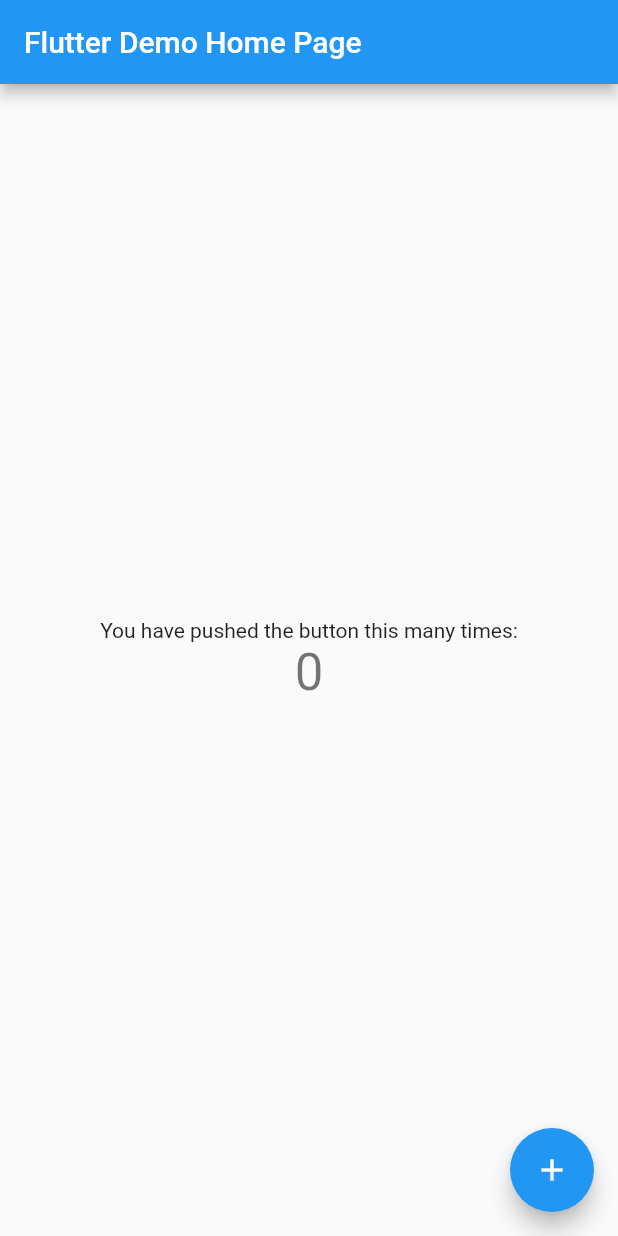
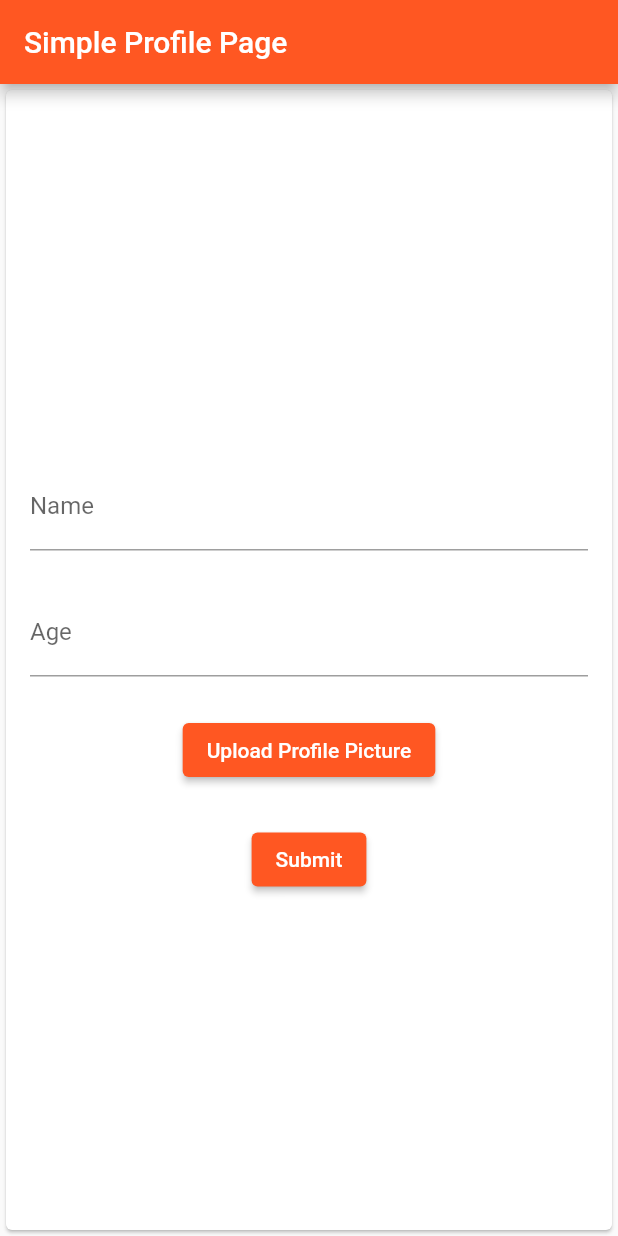
Before and after one commit to rizalmohdnor/github-intro-section1-asyakirin8, a Flutter app: the screen it shows after launch, on a phone screen of 412 x 824 dp. Run offline on Flutter 3.47's test engine with Material 2 defaults, Android fonts, the light colour scheme and no system bars; our stand-ins replace image_picker.

Commit message:
main.dart changed

```diff
--- a/lib/main.dart
+++ b/lib/main.dart
@@ -1,115 +1,131 @@
+import 'dart:io';
+
 import 'package:flutter/material.dart';
+import 'package:image_picker/image_picker.dart';
 
 void main() {
   runApp(const MyApp());
 }
 
 class MyApp extends StatelessWidget {
-  const MyApp({super.key});
+  const MyApp({Key? key}) : super(key: key);
 
-  // This widget is the root of your application.
   @override
   Widget build(BuildContext context) {
     return MaterialApp(
-      title: 'Flutter Demo',
+      debugShowCheckedModeBanner: false,
       theme: ThemeData(
-        // This is the theme of your application.
-        //
-        // Try running your application with "flutter run". You'll see the
-        // application has a blue toolbar. Then, without quitting the app, try
-        // changing the primarySwatch below to Colors.green and then invoke
-        // "hot reload" (press "r" in the console where you ran "flutter run",
-        // or simply save your changes to "hot reload" in a Flutter IDE).
-        // Notice that the counter didn't reset back to zero; the application
-        // is not restarted.
-        primarySwatch: Colors.blue,
+        primarySwatch: Colors.deepOrange,
       ),
-      home: const MyHomePage(title: 'Flutter Demo Home Page'),
+      home: const ProfilePage(),
     );
   }
 }
 
-class MyHomePage extends StatefulWidget {
-  const MyHomePage({super.key, required this.title});
-
-  // This widget is the home page of your application. It is stateful, meaning
-  // that it has a State object (defined below) that contains fields that affect
-  // how it looks.
-
-  // This class is the configuration for the state. It holds the values (in this
-  // case the title) provided by the parent (in this case the App widget) and
-  // used by the build method of the State. Fields in a Widget subclass are
-  // always marked "final".
-
-  final String title;
+class ProfilePage extends StatefulWidget {
+  const ProfilePage({Key? key}) : super(key: key);
 
   @override
-  State<MyHomePage> createState() => _MyHomePageState();
+  State<ProfilePage> createState() => _ProfilePageState();
 }
 
-class _MyHomePageState extends State<MyHomePage> {
-  int _counter = 0;
+class _ProfilePageState extends State<ProfilePage> {
+  final TextEditingController _nameController = TextEditingController();
+  final TextEditingController _ageController = TextEditingController();
+  File? _image;
 
-  void _incrementCounter() {
+  void _selectImage() async {
+    final picker = ImagePicker();
+    final pickedFile = await picker.pickImage(source: ImageSource.gallery);
+
+    if (pickedFile != null) {
       setState(() {
-      // This call to setState tells the Flutter framework that something has
-      // changed in this State, which causes it to rerun the build method below
-      // so that the display can reflect the updated values. If we changed
-      // _counter without calling setState(), then the build method would not be
-      // called again, and so nothing would appear to happen.
-      _counter++;
+        _image = File(pickedFile.path);
       });
+    }
   }
 
   @override
   Widget build(BuildContext context) {
-    // This method is rerun every time setState is called, for instance as done
-    // by the _incrementCounter method above.
-    //
-    // The Flutter framework has been optimized to make rerunning build methods
-    // fast, so that you can just rebuild anything that needs updating rather
-    // than having to individually change instances of widgets.
     return Scaffold(
       appBar: AppBar(
-        // Here we take the value from the MyHomePage object that was created by
-        // the App.build method, and use it to set our appbar title.
-        title: Text(widget.title),
+        title: const Text('Simple Profile Page'),
       ),
-      body: Center(
-        // Center is a layout widget. It takes a single child and positions it
-        // in the middle of the parent.
+      body: Column(
+        mainAxisAlignment: MainAxisAlignment.center,
+        children: [
+          Expanded(
+            child: Card(
+              child: Padding(
+                padding: const EdgeInsets.all(16.0),
                 child: Column(
-          // Column is also a layout widget. It takes a list of children and
-          // arranges them vertically. By default, it sizes itself to fit its
-          // children horizontally, and tries to be as tall as its parent.
-          //
-          // Invoke "debug painting" (press "p" in the console, choose the
-          // "Toggle Debug Paint" action from the Flutter Inspector in Android
-          // Studio, or the "Toggle Debug Paint" command in Visual Studio Code)
-          // to see the wireframe for each widget.
-          //
-          // Column has various properties to control how it sizes itself and
-          // how it positions its children. Here we use mainAxisAlignment to
-          // center the children vertically; the main axis here is the vertical
-          // axis because Columns are vertical (the cross axis would be
-          // horizontal).
                   mainAxisAlignment: MainAxisAlignment.center,
-          children: <Widget>[
-            const Text(
-              'You have pushed the button this many times:',
+                  crossAxisAlignment: CrossAxisAlignment.center,
+                  children: [
+                    const SizedBox(height: 25),
+                    TextField(
+                      controller: _nameController,
+                      textAlign: TextAlign.center,
+                      decoration: const InputDecoration(
+                        labelText: "Name",
                       ),
-            Text(
-              '$_counter',
-              style: Theme.of(context).textTheme.headlineMedium,
+                    ),
+                    const SizedBox(height: 25),
+                    TextField(
+                      controller: _ageController,
+                      keyboardType: TextInputType.number,
+                      textAlign: TextAlign.center,
+                      decoration: const InputDecoration(
+                        labelText: "Age",
+                      ),
+                    ),
+                    const SizedBox(
+                      height: 25,
+                    ),
+                    ElevatedButton(
+                      onPressed: _selectImage,
+                      child: const Text('Upload Profile Picture'),
+                    ),
+                    const SizedBox(
+                      height: 25,
+                    ),
+                    ElevatedButton(
+                      onPressed: () {
+                        showDialog(
+                          context: context,
+                          builder: (BuildContext context) {
+                            return AlertDialog(
+                              content: Column(
+                                mainAxisSize: MainAxisSize.min,
+                                children: [
+                                  if (_image != null) Image.file(_image!),
+                                  if (_nameController.text.isNotEmpty)
+                                    Text('Name: ${_nameController.text}'),
+                                  if (_ageController.text.isNotEmpty)
+                                    Text('Age: ${_ageController.text}'),
+                                ],
+                              ),
+                              actions: [
+                                ElevatedButton(
+                                  onPressed: () {
+                                    Navigator.of(context).pop();
+                                  },
+                                  child: const Text('OK'),
+                                ),
+                              ],
+                            );
+                          },
+                        );
+                      },
+                      child: const Text('Submit'),
                     ),
                   ],
                 ),
               ),
-      floatingActionButton: FloatingActionButton(
-        onPressed: _incrementCounter,
-        tooltip: 'Increment',
-        child: const Icon(Icons.add),
-      ), // This trailing comma makes auto-formatting nicer for build methods.
+            ),
+          ),
+        ],
+      ),
     );
   }
 }
```
Lines whose indentation alone changed are shown as unchanged.
